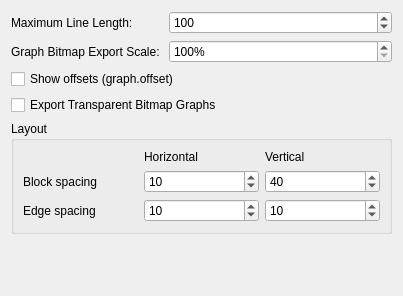
rizinorg/cutter, file src/dialogs/preferences/GraphOptionsWidget.ui: the form before one commit.
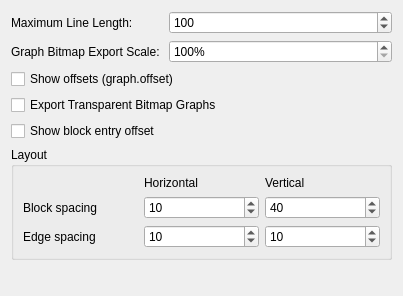
The form after the commit.

Commit message: Added Configuration for displaying the Graph Block Entry Offset

```diff
--- a/src/dialogs/preferences/GraphOptionsWidget.ui
+++ b/src/dialogs/preferences/GraphOptionsWidget.ui
@@ -78,6 +78,13 @@
      </property>
     </widget>
    </item>
+   <item>
+    <widget class="QCheckBox" name="blockEntryCheckBox">
+     <property name="text">
+      <string>Show block entry offset</string>
+     </property>
+    </widget>
+   </item>
    <item>
     <widget class="QGroupBox" name="groupBox">
      <property name="title">
```
The commit also changes 5 other files.
